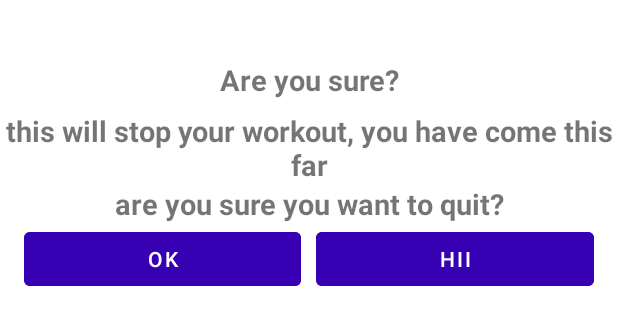
After one commit to Emeka207ja/workoutapp, an Android app: the layout custom_dailog.xml on its own in the app's theme, with its tools: preview values and no code run, on a phone screen of 412 x 824 dp. The commit adds this screen. Shown: the top 325 px of the screen. Run offline under Robolectric (Android 15) with nearby library versions, the phone set to English and light mode, and no system bars.

Commit message:
added custom dailog for back button

```diff
--- a/app/src/main/java/com/example/workoutapp/ExerciseActivity.kt
+++ b/app/src/main/java/com/example/workoutapp/ExerciseActivity.kt
@@ -1,22 +1,21 @@
 package com.example.workoutapp
 
+import android.app.Activity
+import android.app.Dialog
 import android.content.Context
 import android.content.Intent
 import android.media.MediaPlayer
 import android.net.Uri
-import android.opengl.Visibility
-import androidx.appcompat.app.AppCompatActivity
 import android.os.Bundle
 import android.os.CountDownTimer
 import android.speech.tts.TextToSpeech
-import android.util.AttributeSet
 import android.util.Log
 import android.view.View
-import android.widget.Toast
+import androidx.appcompat.app.AppCompatActivity
 import androidx.recyclerview.widget.LinearLayoutManager
 import com.example.workoutapp.databinding.ActivityExerciseBinding
+import com.example.workoutapp.databinding.CustomDailogBinding
 import java.util.*
-import kotlin.collections.ArrayList
 
 class ExerciseActivity : AppCompatActivity(),TextToSpeech.OnInitListener {
     private var restTimer : CountDownTimer? = null
@@ -40,7 +39,8 @@ class ExerciseActivity : AppCompatActivity(),TextToSpeech.OnInitListener {
             supportActionBar?.setDisplayHomeAsUpEnabled(true)
         }
         binding?.toolbarExercise?.setNavigationOnClickListener {
-            onBackPressedDispatcher.onBackPressed()
+//            onBackPressedDispatcher.onBackPressed()
+            showDialog(this@ExerciseActivity)
         }
         binding?.tvTimer?.text = "hi"
         exerciseList = Constants.getExerciseList()
@@ -181,6 +181,23 @@ class ExerciseActivity : AppCompatActivity(),TextToSpeech.OnInitListener {
         }
     }
 
+    private fun showDialog(context:Context){
+        val  dialog = Dialog(context)
+        val dialogBinding = CustomDailogBinding.inflate(layoutInflater)
+        dialog.setContentView(dialogBinding.root)
+        dialog.setCanceledOnTouchOutside(false)
+        dialogBinding.btnYes.setOnClickListener{
+            if (context is Activity) {
+                context.finish()
+                dialog.dismiss()
+            }
+        }
+        dialogBinding.btnNo.setOnClickListener{
+            dialog.dismiss()
+        }
+        dialog.show()
+    }
+
     private fun speakOut(value:String){
         tts!!.speak(value,TextToSpeech.QUEUE_FLUSH,null, "")
     }
--- /dev/null
+++ b/app/src/main/res/layout/custom_dailog.xml
@@ -0,0 +1,82 @@
+<?xml version="1.0" encoding="utf-8"?>
+<androidx.constraintlayout.widget.ConstraintLayout
+    xmlns:android="http://schemas.android.com/apk/res/android"
+    android:layout_width="match_parent"
+    android:layout_height="match_parent"
+    xmlns:app="http://schemas.android.com/apk/res-auto"
+    xmlns:tools="http://schemas.android.com/tools"
+    android:layout_gravity="center_vertical"
+    >
+
+    <TextView
+        android:id="@+id/tvSure"
+        android:layout_width="match_parent"
+        android:layout_height="wrap_content"
+        android:layout_marginTop="40dp"
+        android:gravity="center"
+        android:text="@string/are_you_sure"
+        android:textSize="19sp"
+        android:textStyle="bold"
+        app:layout_constraintEnd_toEndOf="parent"
+        app:layout_constraintStart_toStartOf="parent"
+        app:layout_constraintTop_toTopOf="parent" />
+
+    <TextView
+        android:id="@+id/tvFar"
+        android:layout_width="match_parent"
+        android:layout_height="wrap_content"
+        android:layout_marginTop="8dp"
+        android:gravity="center"
+        android:text="@string/this_will_stop_your_workout_you_have_come_this_far"
+        android:textSize="19sp"
+        android:textStyle="bold"
+        app:layout_constraintEnd_toEndOf="parent"
+        app:layout_constraintStart_toStartOf="parent"
+        app:layout_constraintTop_toBottomOf="@+id/tvSure" />
+
+    <TextView
+        android:id="@+id/tvQuit"
+        android:layout_width="match_parent"
+        android:layout_height="wrap_content"
+        android:gravity="center"
+        android:text="@string/are_you_sure_you_want_to_quit"
+        android:textSize="19sp"
+        android:textStyle="bold"
+        app:layout_constraintEnd_toEndOf="parent"
+        app:layout_constraintStart_toStartOf="parent"
+        app:layout_constraintTop_toBottomOf="@+id/tvFar" />
+
+    <LinearLayout
+        android:layout_width = "match_parent"
+        android:layout_height = "wrap_content"
+        app:layout_constraintTop_toBottomOf = "@+id/tvQuit"
+        app:layout_constraintStart_toStartOf="parent"
+        app:layout_constraintEnd_toEndOf="parent"
+        android:orientation = "horizontal"
+        android:layout_marginStart = "16dp"
+        android:layout_marginEnd = "16dp"
+        >
+        <Button
+            android:id="@+id/btnYes"
+            android:layout_width="0dp"
+            android:layout_height="48dp"
+            android:layout_weight = "1"
+            android:layout_marginEnd = "10dp"
+            android:backgroundTint = "@color/purple_700"
+            android:textColor = "@color/white"
+            android:text="@string/ok"
+            style="?android:attr/buttonBarButtonStyle" />
+
+        <Button
+            android:id = "@+id/btnNo"
+            tools:text  = "hii"
+            android:layout_width = "0dp"
+            android:layout_height = "48dp"
+            android:layout_weight = "1"
+            android:text = "@string/cancel"
+            android:backgroundTint = "@color/purple_700"
+            android:textColor = "@color/white"
+            style="?android:attr/buttonBarButtonStyle" />
+    </LinearLayout>
+
+</androidx.constraintlayout.widget.ConstraintLayout>
--- a/app/src/main/res/values/strings.xml
+++ b/app/src/main/res/values/strings.xml
@@ -6,4 +6,9 @@
     <string name="get_started">Get ready for</string>
     <string name="upcoming_exercise_is">upcoming exercise is</string>
     <string name="_10">10</string>
+    <string name="are_you_sure_you_want_to_quit">are you sure you want to quit?</string>
+    <string name="this_will_stop_your_workout_you_have_come_this_far">this will stop your workout, you have come this far</string>
+    <string name="ok">ok</string>
+    <string name="cancel">cancel</string>
+    <string name="are_you_sure">Are you sure?</string>
 </resources>
```
